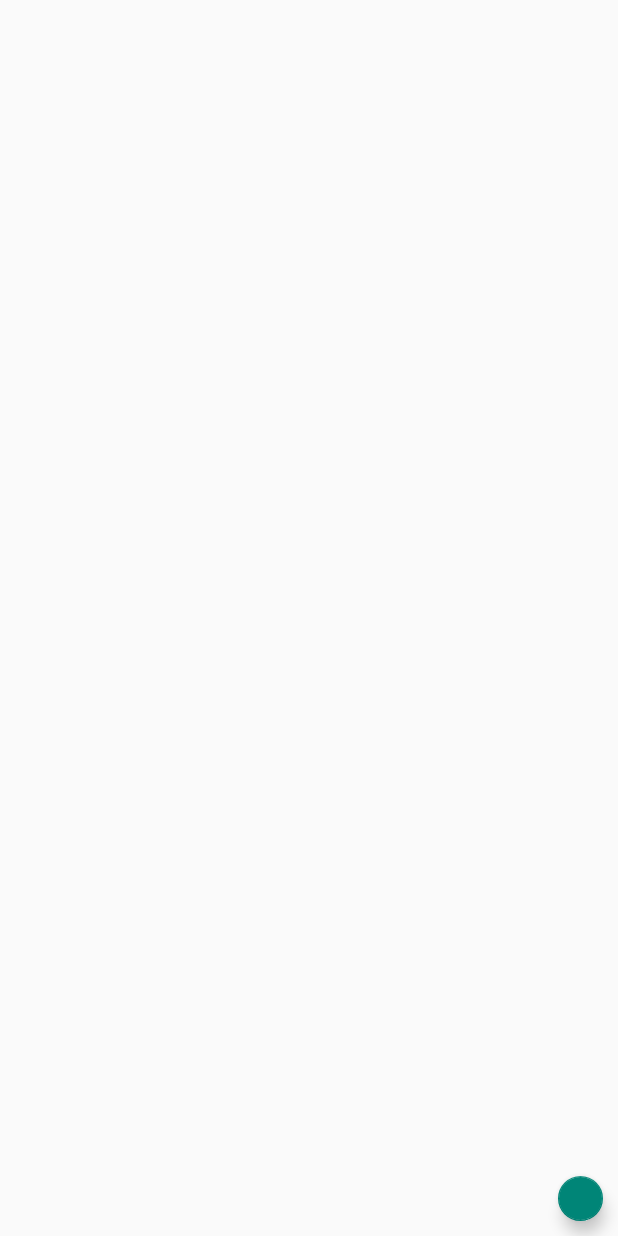
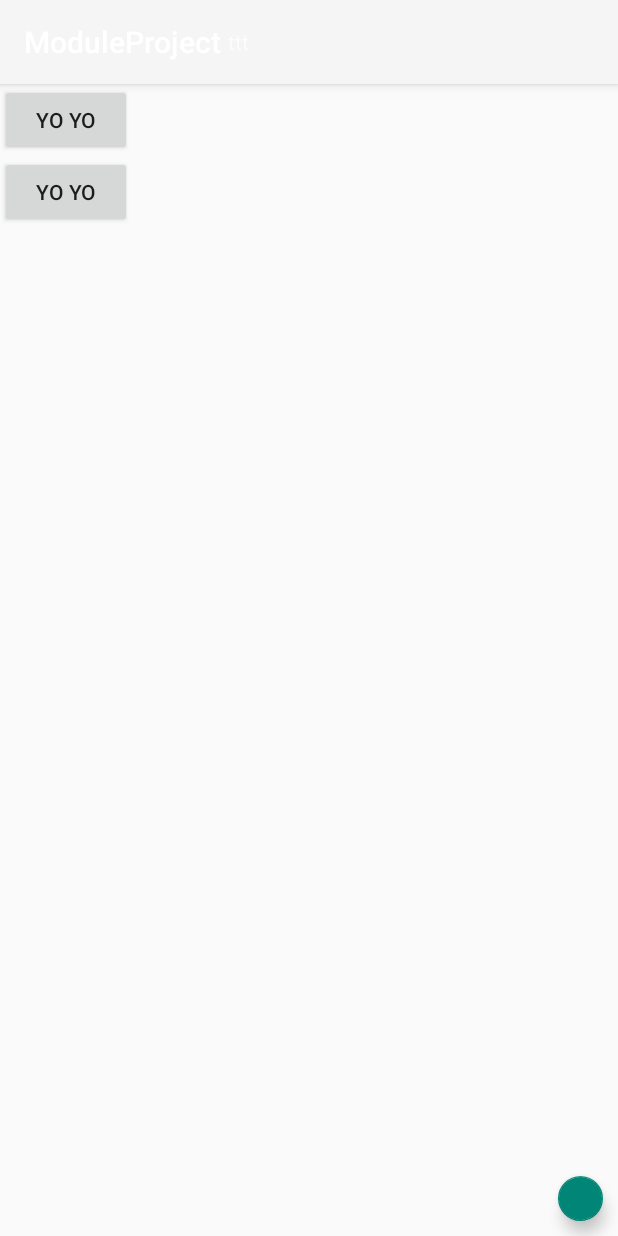
Before and after one commit to daoyua/design, an Android app: the screen it shows after launch (MainActivity), on a phone screen of 412 x 824 dp. Before the commit the screen is almost empty. Run offline under Robolectric (Android 15) with nearby library versions, the phone set to English and light mode, and no system bars.

```diff
--- a/app/src/main/java/com/module/zy/moduleproject/MainActivity.java
+++ b/app/src/main/java/com/module/zy/moduleproject/MainActivity.java
@@ -1,15 +1,32 @@
 package com.module.zy.moduleproject;
 
-import android.app.Activity;
 import android.os.Bundle;
+import android.view.View;
+import android.widget.FrameLayout;
+
+import com.google.android.material.snackbar.Snackbar;
 
 import androidx.appcompat.app.AppCompatActivity;
+import androidx.appcompat.widget.Toolbar;
 
 public class MainActivity extends AppCompatActivity {
+
+    private Toolbar toolbar1;
 
     @Override
     protected void onCreate(Bundle savedInstanceState) {
         super.onCreate(savedInstanceState);
         setContentView(R.layout.activity_main);
+        View view = this.getLayoutInflater().inflate(R.layout.snackbar_layout, null);
+        FrameLayout test_f = findViewById(R.id.test_f);
+        Snackbar.make(test_f, "hello world", Snackbar.LENGTH_LONG).show();
+
+        initview();
+    }
+
+    private void initview() {
+        toolbar1 = findViewById(R.id.toolbar);
+        setSupportActionBar(toolbar1);
+
     }
 }
--- a/app/src/main/res/layout/activity_main.xml
+++ b/app/src/main/res/layout/activity_main.xml
@@ -1,36 +1,80 @@
 <?xml version="1.0" encoding="utf-8"?>
 
 
-<androidx.coordinatorlayout.widget.CoordinatorLayout
-    xmlns:android="http://schemas.android.com/apk/res/android"
+<androidx.coordinatorlayout.widget.CoordinatorLayout xmlns:android="http://schemas.android.com/apk/res/android"
     xmlns:app="http://schemas.android.com/apk/res-auto"
     xmlns:tools="http://schemas.android.com/tools"
     android:layout_width="match_parent"
     android:layout_height="match_parent"
+
     tools:context=".MainActivity">
-    <androidx.appcompat.widget.Toolbar
+
+    <com.google.android.material.appbar.AppBarLayout
         android:layout_width="match_parent"
-        android:layout_height="50dp">
+        android:layout_height="wrap_content">
 
-    </androidx.appcompat.widget.Toolbar>
+        <androidx.appcompat.widget.Toolbar
+            android:id="@+id/toolbar"
+            android:layout_width="match_parent"
+            android:layout_height="?attr/actionBarSize"
+            android:background="?attr/colorPrimary"
+            app:popupTheme="@style/ThemeOverlay.AppCompat.Light"
+
+            app:theme="@style/ThemeOverlay.AppCompat.Dark.ActionBar">
+
+            <TextView
+                android:layout_width="wrap_content"
+                android:layout_height="wrap_content"
+                android:text="ttt" />
+        </androidx.appcompat.widget.Toolbar>
+    </com.google.android.material.appbar.AppBarLayout>
+
+    <!--<com.google.android.material.navigation.NavigationView-->
+    <!--android:layout_width="240dp"-->
+    <!--android:layout_height="match_parent"-->
+
+    <!--/>-->
+
     <androidx.core.widget.NestedScrollView
         android:layout_width="match_parent"
         android:layout_height="match_parent"
 
         >
 
+
+        <FrameLayout
+            android:id="@+id/test_f"
+            android:layout_width="match_parent"
+            android:layout_height="match_parent"
+            android:layout_gravity="bottom"
+            android:background="@color/colorPrimaryDark">
+
+
+        </FrameLayout>
     </androidx.core.widget.NestedScrollView>
 
-<com.google.android.material.floatingactionbutton.FloatingActionButton
-    android:layout_gravity="bottom|right"
-    android:layout_margin="10dp"
-    android:layout_width="30dp"
-    android:layout_height="30dp"
-    android:background="@mipmap/ic_launcher"
-    />
-    <com.google.android.material.navigation.NavigationView
-        android:layout_width="240dp"
+    <LinearLayout
+        android:layout_width="match_parent"
         android:layout_height="match_parent"
-        />
+        android:orientation="vertical"
+        app:layout_behavior="@string/appbar_scrolling_view_behavior">
 
+        <Button
+            android:layout_width="wrap_content"
+            android:layout_height="wrap_content"
+            android:text="Yo Yo" />
+
+        <Button
+            android:layout_width="wrap_content"
+            android:layout_height="wrap_content"
+            android:text="Yo Yo" />
+    </LinearLayout>
+
+
+    <com.google.android.material.floatingactionbutton.FloatingActionButton
+        android:layout_width="30dp"
+        android:layout_height="30dp"
+        android:layout_gravity="bottom|end"
+        android:layout_margin="10dp"
+        android:background="@mipmap/ic_launcher" />
 </androidx.coordinatorlayout.widget.CoordinatorLayout>
--- /dev/null
+++ b/app/src/main/res/layout/snackbar_layout.xml
@@ -0,0 +1,7 @@
+<?xml version="1.0" encoding="utf-8"?>
+<FrameLayout xmlns:android="http://schemas.android.com/apk/res/android"
+    android:layout_width="match_parent"
+    android:background="@mipmap/ic_launcher"
+    android:layout_height="match_parent">
+
+</FrameLayout>
--- a/app/src/main/res/values/styles.xml
+++ b/app/src/main/res/values/styles.xml
@@ -4,6 +4,7 @@
     <style name="AppTheme" parent="Theme.AppCompat.Light.NoActionBar">
         <!-- Customize your theme here. -->
         <item name="android:windowActionBar">false</item>
+        <item name="android:windowNoTitle">true</item>
     </style>
 
 </resources>
```
